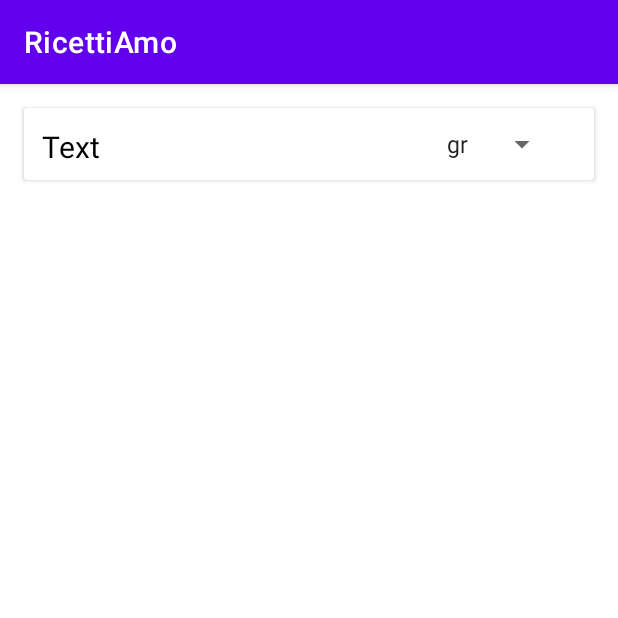
After one commit to filippoarmani/ricettiamo, an Android app: the frigorifero screen opened directly, with no data from a screen before it, on a phone screen of 412 x 824 dp, the top half of it. The commit adds this screen. Run offline under Robolectric (Android 15) with nearby library versions, the phone set to English and light mode, and no system bars.

Commit message:
add frigo

```diff
--- a/app/src/main/java/cfgmm/ricettiamo/MainActivity.java
+++ b/app/src/main/java/cfgmm/ricettiamo/MainActivity.java
@@ -28,8 +28,8 @@ public class MainActivity extends AppCompatActivity {
         binding = ActivityMainBinding.inflate(getLayoutInflater());
         setContentView(binding.getRoot());
 
-        setSupportActionBar(binding.appBarMain.toolbar);
-        binding.appBarMain.fab.setOnClickListener(new View.OnClickListener() {
+        setSupportActionBar(binding.appBarMenuLaterale.toolbar);
+        binding.appBarMenuLaterale.fab.setOnClickListener(new View.OnClickListener() {
             @Override
             public void onClick(View view) {
                 Snackbar.make(view, "Replace with your own action", Snackbar.LENGTH_LONG)
--- /dev/null
+++ b/app/src/main/java/cfgmm/ricettiamo/frigorifero.java
@@ -0,0 +1,14 @@
+package cfgmm.ricettiamo;
+
+import androidx.appcompat.app.AppCompatActivity;
+
+import android.os.Bundle;
+
+public class frigorifero extends AppCompatActivity {
+
+    @Override
+    protected void onCreate(Bundle savedInstanceState) {
+        super.onCreate(savedInstanceState);
+        setContentView(R.layout.activity_frigorifero);
+    }
+}
--- /dev/null
+++ b/app/src/main/res/drawable/back.xml
@@ -0,0 +1,5 @@
+<shape xmlns:android="http://schemas.android.com/apk/res/android" android:shape="rectangle" >
+    <corners android:radius="10dip"  />
+        <solid android:fillColor="#FFE5C2" android:color="@color/orang_w" />
+        <stroke android:width="1dip" android:color="@android:color/darker_gray"/>
+</shape>
--- /dev/null
+++ b/app/src/main/res/layout/activity_frigorifero.xml
@@ -0,0 +1,66 @@
+<?xml version="1.0" encoding="utf-8"?>
+<androidx.constraintlayout.widget.ConstraintLayout xmlns:android="http://schemas.android.com/apk/res/android"
+    xmlns:app="http://schemas.android.com/apk/res-auto"
+    xmlns:tools="http://schemas.android.com/tools"
+    android:layout_width="match_parent"
+    android:layout_height="match_parent"
+
+    tools:context=".frigorifero">
+
+        <ScrollView
+            android:layout_width="match_parent"
+            android:layout_height="match_parent"
+            android:fillViewport="true"
+            app:layout_constraintBottom_toBottomOf="parent"
+            app:layout_constraintEnd_toEndOf="parent"
+            app:layout_constraintStart_toStartOf="parent"
+            app:layout_constraintTop_toTopOf="parent">
+
+        <androidx.constraintlayout.widget.ConstraintLayout
+            android:layout_width="match_parent"
+            android:layout_height="wrap_content">
+                <androidx.cardview.widget.CardView
+                    android:id="@+id/cardView_start"
+                    android:layout_width="match_parent"
+                    android:layout_height="wrap_content"
+                    android:layout_marginStart="16dp"
+                    android:layout_marginLeft="16dp"
+                    android:layout_marginTop="16dp"
+                    android:layout_marginEnd="16dp"
+                    android:layout_marginRight="16dp"
+                    app:layout_constraintEnd_toEndOf="parent"
+                    app:layout_constraintStart_toStartOf="parent"
+                    app:layout_constraintTop_toTopOf="parent">
+                        <androidx.constraintlayout.widget.ConstraintLayout
+                            android:layout_width="match_parent"
+                            android:layout_height="match_parent">
+                                <TextView
+                                    android:id="@+id/text"
+                                    android:layout_width="250dp"
+                                    android:layout_height="wrap_content"
+                                    android:layout_marginStart="12dp"
+                                    android:layout_marginTop="12dp"
+                                    android:text="@string/text"
+                                    android:textColor="@color/black"
+                                    android:textSize="20sp"
+                                    app:layout_constraintStart_toStartOf="parent"
+                                    app:layout_constraintTop_toTopOf="parent">
+                                </TextView>
+                                <Spinner
+                                    android:layout_width="wrap_content"
+                                    android:layout_height="wrap_content"
+                                    android:layout_marginStart="12dp"
+                                    android:layout_marginTop="12dp"
+                                    android:layout_marginBottom="12dp"
+                                    android:entries="@array/qta_array"
+                                    android:minHeight="48dp"
+                                    app:layout_constraintLeft_toRightOf="@+id/text">
+                                </Spinner>
+                        </androidx.constraintlayout.widget.ConstraintLayout>
+                </androidx.cardview.widget.CardView>
+
+        </androidx.constraintlayout.widget.ConstraintLayout>
+        </ScrollView>
+
+
+</androidx.constraintlayout.widget.ConstraintLayout>
--- a/app/src/main/res/values/strings.xml
+++ b/app/src/main/res/values/strings.xml
@@ -31,4 +31,13 @@
     <string name="menu_settings">Impostazioni</string>
     <string name="menu_logout">Logout</string>
     <string name="menu_upgrade">Upgrade account</string>
+
+    <string name="text"> Text</string>
+    <string-array name="qta_array">
+        <item>gr</item>
+        <item>kg</item>
+        <item>pz</item>
+        <item>ml</item>
+        <item>l</item>
+    </string-array>
 </resources>
```
Also changed, not shown: app/src/main/AndroidManifest.xml (+7 -0 lines), app/src/main/res/drawable/round_button.xml (added, +8 -0 lines), app/src/main/res/values/style.xml (+8 -1 lines).
